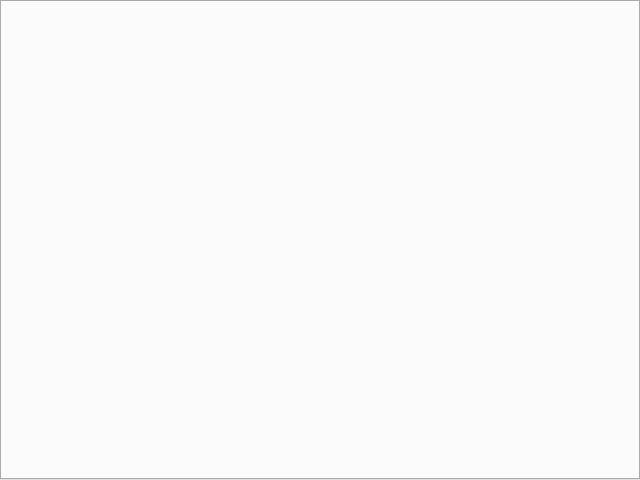
The window that lab7/widgets/main.ui (IAmProgrammist/database) describes before a commit, drawn with Qt 5.
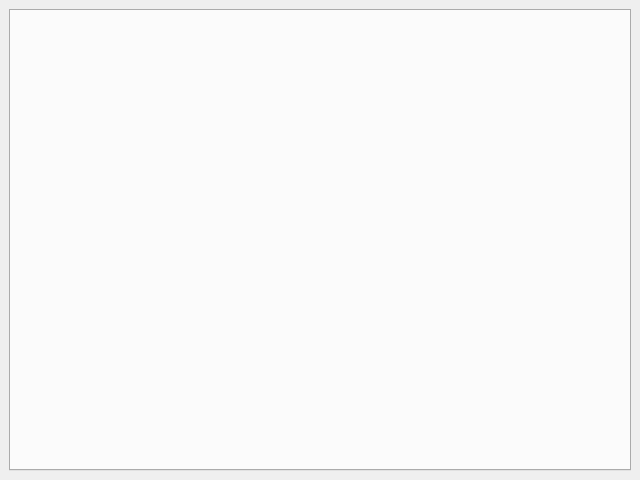
The same window after the commit.

```diff
--- a/lab7/widgets/main.ui
+++ b/lab7/widgets/main.ui
@@ -20,19 +20,15 @@
    <string>Домовой кадастр</string>
   </property>
   <widget class="QWidget" name="centralwidget">
+   <layout class="QGridLayout" name="gridLayout">
+    <item row="0" column="0">
    <widget class="QTabWidget" name="tabs">
-    <property name="geometry">
-     <rect>
-      <x>0</x>
-      <y>0</y>
-      <width>640</width>
-      <height>480</height>
-     </rect>
-    </property>
     <property name="currentIndex">
      <number>-1</number>
     </property>
    </widget>
+    </item>
+   </layout>
   </widget>
  </widget>
  <resources/>
```
Lines whose indentation alone changed are shown as unchanged.
